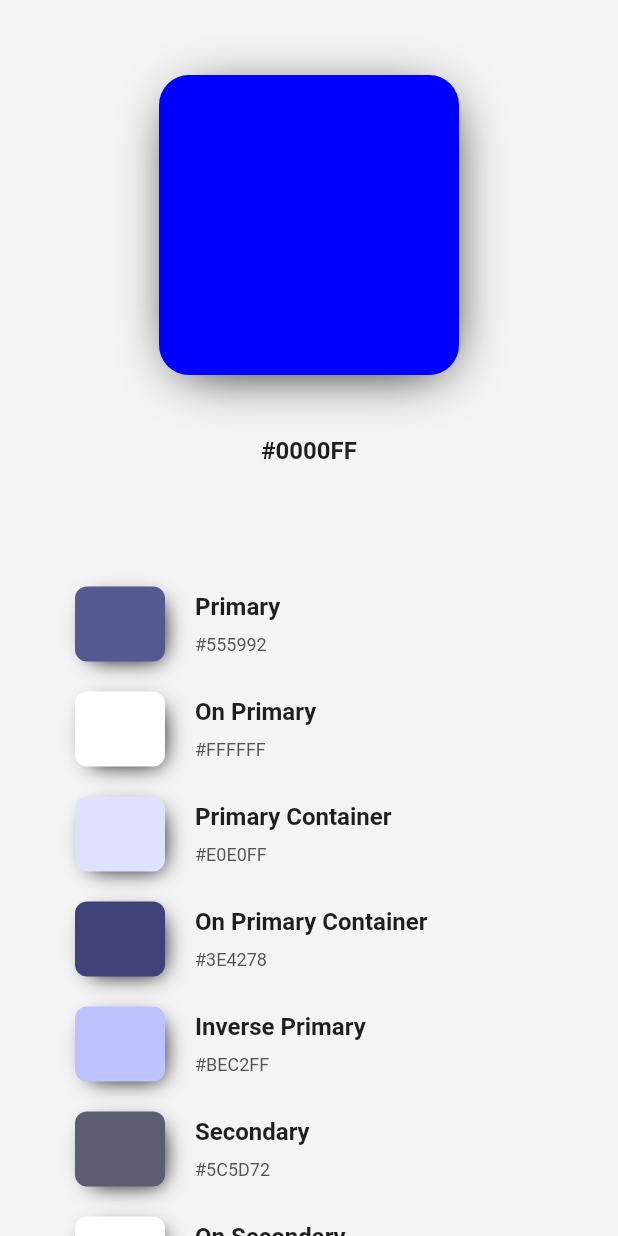
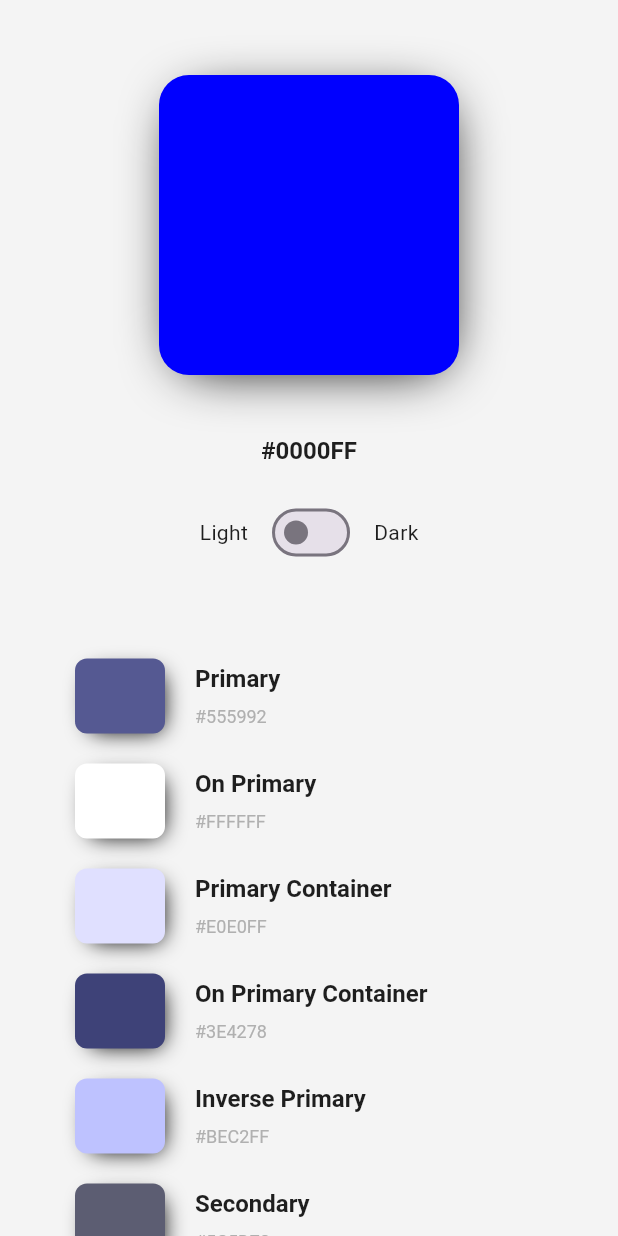
Before and after one commit to ParthBaraiya/couleurs, a Flutter app: the screen it shows after launch, on a phone screen of 412 x 824 dp. Run offline on Flutter 3.47's test engine with Material 3 defaults, Android fonts, the phone set to English and light mode, and no system bars; our stand-ins replace flutter_colorpicker, go_router.

Commit message:
✨ Adds theme switcher.

```diff
--- a/lib/main.dart
+++ b/lib/main.dart
@@ -6,14 +6,19 @@
 
 void main() {
   usePathUrlStrategy();
-  runApp(const MyApp());
+  runApp(const SchemeGeneratorApp());
 }
 
-class MyApp extends StatelessWidget {
-  const MyApp({super.key});
+class SchemeGeneratorApp extends StatelessWidget {
+  static final themeMode = ValueNotifier(ThemeMode.system);
+
+  const SchemeGeneratorApp({super.key});
 
   @override
   Widget build(BuildContext context) {
+    return ValueListenableBuilder(
+      valueListenable: themeMode,
+      builder: (_, mode, __) {
         return MaterialApp.router(
           title: 'Flutter Demo',
           theme: ThemeData.light().copyWith(
@@ -27,7 +32,7 @@
               ),
               displaySmall: TextStyle(
                 fontSize: 12,
-            color: Color(0xFF545454),
+                color: Color(0xFFB0B0B0),
               ),
               bodyLarge: TextStyle(
                 color: Color(0xFF1E1E1E),
@@ -124,8 +129,10 @@
               ),
             ),
           ),
-      themeMode: ThemeMode.light,
+          themeMode: mode,
           routerConfig: _router,
+        );
+      },
     );
   }
 }
--- a/lib/screens/home/home_screen.dart
+++ b/lib/screens/home/home_screen.dart
@@ -46,8 +46,9 @@ class HomeScreen extends StatelessWidget {
               headerSliverBuilder: (_, __) {
                 return [
                   SliverPadding(
-                    padding: const EdgeInsets.symmetric(
-                      vertical: 50,
+                    padding: const EdgeInsets.only(
+                      top: 50,
+                      bottom: 30,
                     ),
                     sliver: SliverToBoxAdapter(
                       child: selector,
--- a/lib/screens/home/widgets/color_scheme_tile_list.dart
+++ b/lib/screens/home/widgets/color_scheme_tile_list.dart
@@ -214,7 +214,8 @@ class ColorSchemeListTile extends StatelessWidget {
               },
               child: MouseRegion(
                 cursor: SystemMouseCursors.click,
-                child: DecoratedBox(
+                child: AnimatedContainer(
+                  duration: const Duration(milliseconds: 300),
                   decoration: BoxDecoration(
                     borderRadius: BorderRadius.circular(8),
                     color: color,
--- a/lib/screens/home/widgets/color_selection_widget.dart
+++ b/lib/screens/home/widgets/color_selection_widget.dart
@@ -1,5 +1,6 @@
 import 'package:flutter/material.dart';
 import 'package:flutter_colorpicker/flutter_colorpicker.dart';
+import 'package:material_scheme_generator/main.dart';
 
 class ColorSelectionWidget extends StatefulWidget {
   const ColorSelectionWidget({
@@ -43,7 +44,10 @@ class _ColorSelectionWidgetState extends State<ColorSelectionWidget> {
             child: MouseRegion(
               onEnter: (_) => _updateHover(true),
               onExit: (_) => _updateHover(false),
-              child: Container(
+              child: AnimatedContainer(
+                duration: const Duration(
+                  milliseconds: 300,
+                ),
                 decoration: BoxDecoration(
                   color: widget.selectedColor,
                   borderRadius: BorderRadius.circular(20),
@@ -90,6 +94,24 @@ class _ColorSelectionWidgetState extends State<ColorSelectionWidget> {
             ),
             style: Theme.of(context).textTheme.headlineSmall,
           ),
+          const SizedBox(height: 20),
+          Row(
+            mainAxisAlignment: MainAxisAlignment.center,
+            children: [
+              const Text('Light'),
+              Padding(
+                padding: const EdgeInsets.symmetric(
+                  horizontal: 12,
+                ),
+                child: Switch.adaptive(
+                  value: Theme.of(context).brightness == Brightness.dark,
+                  onChanged: (value) => SchemeGeneratorApp.themeMode.value =
+                      value ? ThemeMode.dark : ThemeMode.light,
+                ),
+              ),
+              const Text('Dark'),
+            ],
+          )
         ],
       ),
     );
```
Lines whose indentation alone changed are shown as unchanged.
